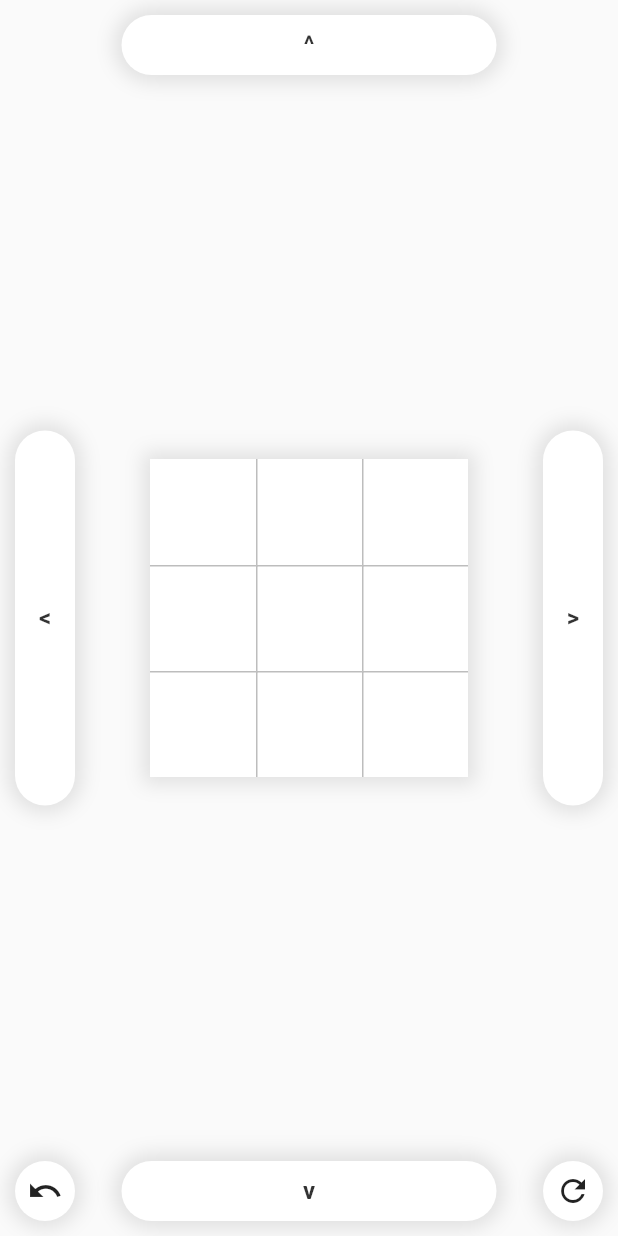
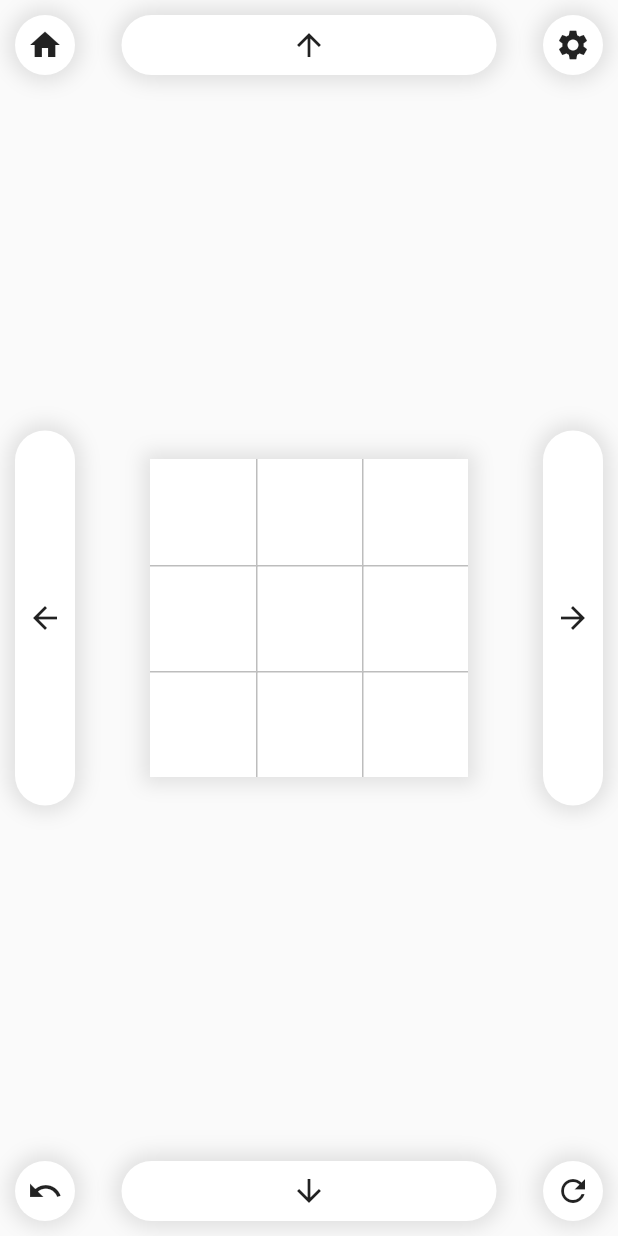
Before and after one commit to DopeMeerkat/T4, a Flutter app: the screen it shows after launch, after a tap on "SINGLE PLAYER", on a phone screen of 412 x 824 dp. Run offline on Flutter 3.47's test engine with Material 2 defaults, Android fonts, the phone set to English and light mode, and no system bars; Roboto replaces fonts that are missing (Poppins).

Commit message:
four ugly buttons

```diff
--- a/T4/lib/components/board.dart
+++ b/T4/lib/components/board.dart
@@ -2,6 +2,7 @@ import 'package:flutter/material.dart';
 import 'package:flutter/semantics.dart';
 import 'package:flutter/widgets.dart';
 import 'package:T4/components/btn.dart';
+import 'package:T4/pages/start.dart';
 
 import 'grid.dart';
 import 'move.dart';
@@ -77,6 +78,21 @@ class _BoardState extends State<StatefulWidget>
       child: Column(
         mainAxisAlignment: MainAxisAlignment.spaceBetween,
         children: [
+          Row(
+              mainAxisAlignment: MainAxisAlignment.spaceBetween,
+              children: <Widget>[
+                Btn(
+                  onTap: () {
+                    // lineVisible = false;
+                    // setState(() => grid.undo());
+                    Navigator.of(context).popUntil((route) => route.isFirst);
+                  },
+                  height: 40,
+                  width: 40,
+                  borderRadius: 250,
+                  color: Colors.white,
+                  child: new Icon(Icons.home),
+                ),
                 Btn(
                     onTap: () {
                       setState(() => grid.extend(2));
@@ -85,14 +101,26 @@ class _BoardState extends State<StatefulWidget>
                     width: 250,
                     borderRadius: 250,
                     color: Colors.white,
-            child: Text(
-              "^",
-              style: TextStyle(
-                  color: Colors.black.withOpacity(.8),
-                  fontSize: 16,
-                  fontWeight: FontWeight.w700),
+                    // child: Text(
+                    //   "^",
+                    //   style: TextStyle(
+                    //       color: Colors.black.withOpacity(.8),
+                    //       fontSize: 16,
+                    //       fontWeight: FontWeight.w700),
+                    // ),
+                    child: new Icon(Icons.arrow_upward)),
+                Btn(
+                  onTap: () {
+                    // lineVisible = false;
+                    // setState(() => grid.undo());
+                  },
+                  height: 40,
+                  width: 40,
+                  borderRadius: 250,
+                  color: Colors.white,
+                  child: new Icon(Icons.settings),
                 ),
-          ),
+              ]),
           Row(
             mainAxisAlignment: MainAxisAlignment.spaceBetween,
             children: [
@@ -104,14 +132,14 @@ class _BoardState extends State<StatefulWidget>
                   width: 40,
                   borderRadius: 250,
                   color: Colors.white,
-                child: Text(
-                  "<",
-                  style: TextStyle(
-                      color: Colors.black.withOpacity(.8),
-                      fontSize: 16,
-                      fontWeight: FontWeight.w700),
-                ),
-              ),
+                  // child: Text(
+                  //   "<",
+                  //   style: TextStyle(
+                  //       color: Colors.black.withOpacity(.8),
+                  //       fontSize: 16,
+                  //       fontWeight: FontWeight.w700),
+                  // ),
+                  child: new Icon(Icons.arrow_back)),
               CustomPaint(
                 foregroundPainter: new AnimatedPainter(
                     _controller, r1, c1, r2, c2, width, lineVisible),
@@ -135,14 +163,14 @@ class _BoardState extends State<StatefulWidget>
                   width: 40,
                   borderRadius: 250,
                   color: Colors.white,
-                child: Text(
-                  ">",
-                  style: TextStyle(
-                      color: Colors.black.withOpacity(.8),
-                      fontSize: 16,
-                      fontWeight: FontWeight.w700),
-                ),
-              ),
+                  // child: Text(
+                  //   ">",
+                  //   style: TextStyle(
+                  //       color: Colors.black.withOpacity(.8),
+                  //       fontSize: 16,
+                  //       fontWeight: FontWeight.w700),
+                  // ),
+                  child: new Icon(Icons.arrow_forward)),
             ],
           ),
           Row(
@@ -167,13 +195,14 @@ class _BoardState extends State<StatefulWidget>
                   width: 250,
                   borderRadius: 250,
                   color: Colors.white,
-                child: Text(
-                  "v",
-                  style: TextStyle(
-                      color: Colors.black.withOpacity(.8),
-                      fontSize: 16,
-                      fontWeight: FontWeight.w700),
-                ),
+                  child: new Icon(Icons.arrow_downward)
+                  // child: Text(
+                  //   "v",
+                  //   style: TextStyle(
+                  //       color: Colors.black.withOpacity(.8),
+                  //       fontSize: 16,
+                  //       fontWeight: FontWeight.w700),
+                  // ),
                   ),
               Btn(
                 onTap: () {
```
Lines whose indentation alone changed are shown as unchanged.
